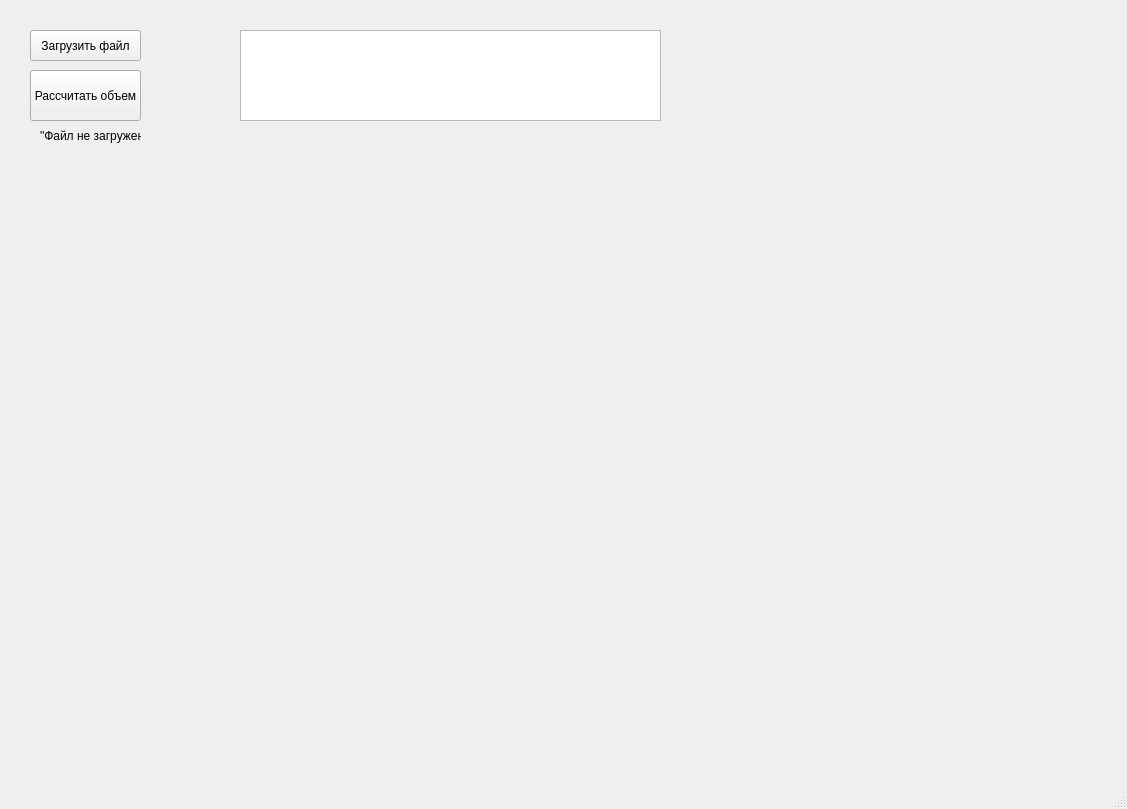
Before: the Qt Designer form molecule_volume_calculator.ui in VinaVolo/CaviDAC, drawn with Qt 5.
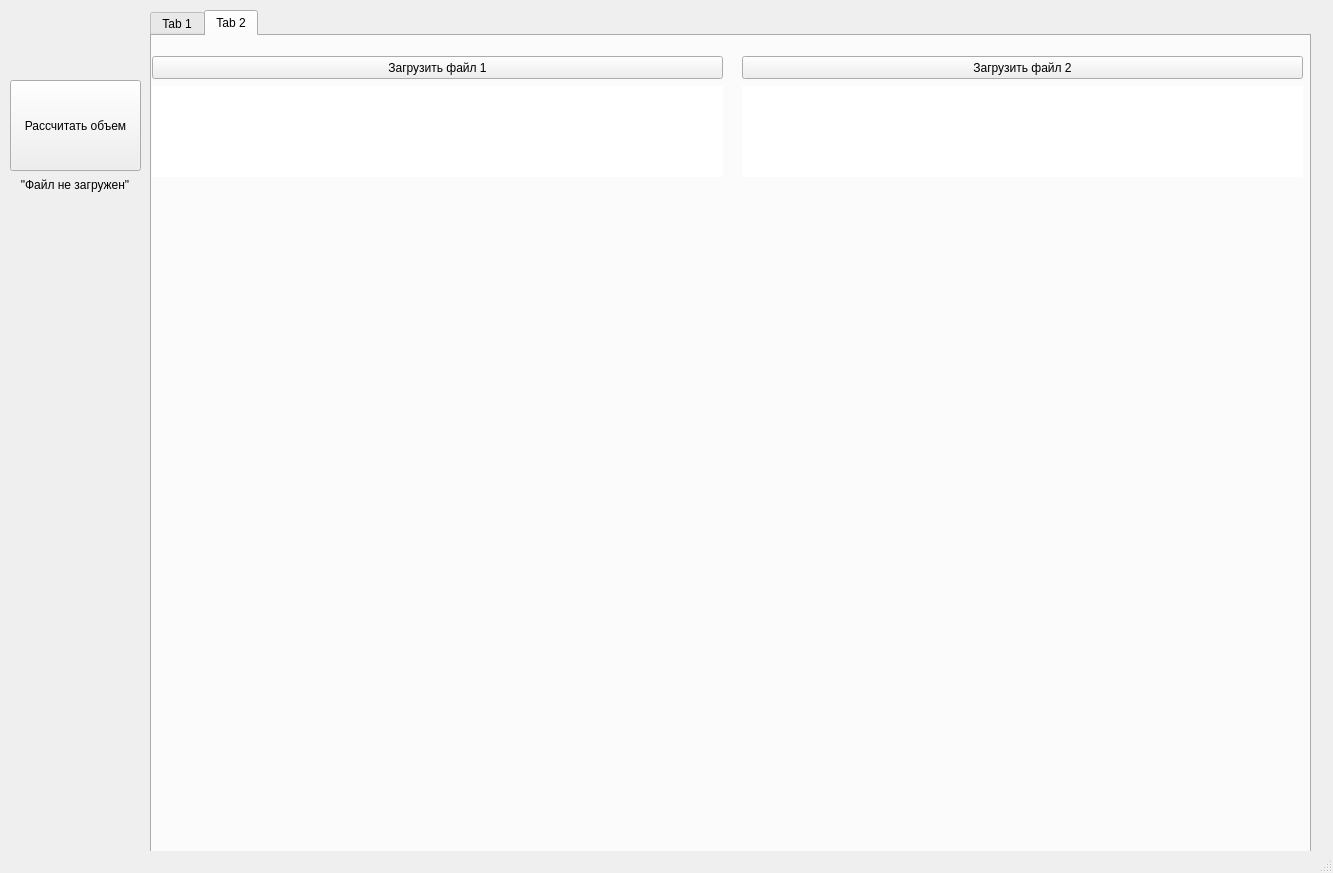
After: the same form once the commit is applied. The open tabs and pages were chosen to show the change.

What changed in the file:
```diff
--- a/molecule_volume_calculator.ui
+++ b/molecule_volume_calculator.ui
@@ -6,92 +6,408 @@
    <rect>
     <x>0</x>
     <y>0</y>
-    <width>1127</width>
-    <height>809</height>
+    <width>1333</width>
+    <height>873</height>
    </rect>
   </property>
   <property name="windowTitle">
    <string>MainWindow</string>
   </property>
   <widget class="QWidget" name="centralwidget">
-   <widget class="QPushButton" name="loadFileButton">
-    <property name="geometry">
-     <rect>
-      <x>30</x>
-      <y>30</y>
-      <width>111</width>
-      <height>31</height>
-     </rect>
-    </property>
-    <property name="text">
-     <string>Загрузить файл</string>
-    </property>
-   </widget>
-   <widget class="QPushButton" name="calculateButton">
-    <property name="geometry">
-     <rect>
-      <x>30</x>
-      <y>70</y>
-      <width>111</width>
-      <height>51</height>
-     </rect>
-    </property>
-    <property name="text">
-     <string>Рассчитать объем</string>
-    </property>
-   </widget>
    <widget class="QLabel" name="fileLabel">
     <property name="geometry">
      <rect>
-      <x>40</x>
-      <y>120</y>
-      <width>101</width>
+      <x>10</x>
+      <y>169</y>
+      <width>130</width>
       <height>31</height>
      </rect>
     </property>
     <property name="text">
      <string>&quot;Файл не загружен&quot;</string>
     </property>
-   </widget>
-   <widget class="QWidget" name="graphContainer" native="true">
-    <property name="geometry">
-     <rect>
-      <x>140</x>
-      <y>120</y>
-      <width>961</width>
-      <height>651</height>
-     </rect>
+    <property name="alignment">
+     <set>Qt::AlignCenter</set>
     </property>
-    <widget class="QWidget" name="gridLayoutWidget">
-     <property name="geometry">
-      <rect>
-       <x>10</x>
-       <y>10</y>
-       <width>941</width>
-       <height>631</height>
-      </rect>
-     </property>
-     <layout class="QGridLayout" name="gridLayout"/>
-    </widget>
    </widget>
-   <widget class="QTextEdit" name="resultTextEdit">
+   <widget class="QPushButton" name="calculateButton">
     <property name="geometry">
      <rect>
-      <x>240</x>
-      <y>30</y>
-      <width>421</width>
+      <x>10</x>
+      <y>80</y>
+      <width>131</width>
       <height>91</height>
      </rect>
     </property>
-    <property name="font">
-     <font>
-      <pointsize>10</pointsize>
-     </font>
+    <property name="styleSheet">
+     <string notr="true"/>
     </property>
-    <property name="readOnly">
-     <bool>true</bool>
+    <property name="text">
+     <string>Рассчитать объем</string>
     </property>
    </widget>
+   <widget class="QTabWidget" name="tabWidget">
+    <property name="geometry">
+     <rect>
+      <x>150</x>
+      <y>10</y>
+      <width>1161</width>
+      <height>851</height>
+     </rect>
+    </property>
+    <property name="currentIndex">
+     <number>0</number>
+    </property>
+    <widget class="QWidget" name="tab">
+     <attribute name="title">
+      <string>Tab 1</string>
+     </attribute>
+     <widget class="QWidget" name="widget_results_1" native="true">
+      <property name="geometry">
+       <rect>
+        <x>0</x>
+        <y>50</y>
+        <width>570</width>
+        <height>91</height>
+       </rect>
+      </property>
+      <property name="styleSheet">
+       <string notr="true">background-color: white;</string>
+      </property>
+      <widget class="QLabel" name="file_name_1">
+       <property name="geometry">
+        <rect>
+         <x>210</x>
+         <y>10</y>
+         <width>151</width>
+         <height>16</height>
+        </rect>
+       </property>
+       <property name="text">
+        <string/>
+       </property>
+       <property name="alignment">
+        <set>Qt::AlignCenter</set>
+       </property>
+      </widget>
+      <widget class="QLabel" name="volume_print_1">
+       <property name="geometry">
+        <rect>
+         <x>10</x>
+         <y>30</y>
+         <width>421</width>
+         <height>51</height>
+        </rect>
+       </property>
+       <property name="text">
+        <string/>
+       </property>
+      </widget>
+     </widget>
+     <widget class="QPushButton" name="loadFileButton_1">
+      <property name="geometry">
+       <rect>
+        <x>0</x>
+        <y>20</y>
+        <width>571</width>
+        <height>23</height>
+       </rect>
+      </property>
+      <property name="text">
+       <string>Загрузить файл</string>
+      </property>
+     </widget>
+     <widget class="QWidget" name="widget_fig_1" native="true">
+      <property name="geometry">
+       <rect>
+        <x>0</x>
+        <y>150</y>
+        <width>1141</width>
+        <height>671</height>
+       </rect>
+      </property>
+      <widget class="QLabel" name="fig_1_1">
+       <property name="geometry">
+        <rect>
+         <x>40</x>
+         <y>30</y>
+         <width>461</width>
+         <height>281</height>
+        </rect>
+       </property>
+       <property name="styleSheet">
+        <string notr="true"/>
+       </property>
+       <property name="text">
+        <string/>
+       </property>
+      </widget>
+      <widget class="QLabel" name="fig_1_2">
+       <property name="geometry">
+        <rect>
+         <x>620</x>
+         <y>30</y>
+         <width>461</width>
+         <height>281</height>
+        </rect>
+       </property>
+       <property name="styleSheet">
+        <string notr="true"/>
+       </property>
+       <property name="text">
+        <string/>
+       </property>
+      </widget>
+      <widget class="QLabel" name="fig_1_3">
+       <property name="geometry">
+        <rect>
+         <x>350</x>
+         <y>360</y>
+         <width>461</width>
+         <height>281</height>
+        </rect>
+       </property>
+       <property name="styleSheet">
+        <string notr="true"/>
+       </property>
+       <property name="text">
+        <string/>
+       </property>
+      </widget>
+     </widget>
+    </widget>
+    <widget class="QWidget" name="tab_2">
+     <attribute name="title">
+      <string>Tab 2</string>
+     </attribute>
+     <widget class="QPushButton" name="loadFileButton_2">
+      <property name="geometry">
+       <rect>
+        <x>0</x>
+        <y>20</y>
+        <width>571</width>
+        <height>23</height>
+       </rect>
+      </property>
+      <property name="text">
+       <string>Загрузить файл 1</string>
+      </property>
+     </widget>
+     <widget class="QWidget" name="widget_results_2" native="true">
+      <property name="geometry">
+       <rect>
+        <x>0</x>
+        <y>50</y>
+        <width>571</width>
+        <height>91</height>
+       </rect>
+      </property>
+      <property name="styleSheet">
+       <string notr="true">background-color: white;</string>
+      </property>
+      <widget class="QLabel" name="file_name_2">
+       <property name="geometry">
+        <rect>
+         <x>210</x>
+         <y>10</y>
+         <width>151</width>
+         <height>16</height>
+        </rect>
+       </property>
+       <property name="text">
+        <string/>
+       </property>
+       <property name="alignment">
+        <set>Qt::AlignCenter</set>
+       </property>
+      </widget>
+      <widget class="QLabel" name="volume_print_2">
+       <property name="geometry">
+        <rect>
+         <x>10</x>
+         <y>30</y>
+         <width>421</width>
+         <height>51</height>
+        </rect>
+       </property>
+       <property name="text">
+        <string/>
+       </property>
+      </widget>
+     </widget>
+     <widget class="QWidget" name="widget_fig_2" native="true">
+      <property name="geometry">
+       <rect>
+        <x>0</x>
+        <y>150</y>
+        <width>571</width>
+        <height>671</height>
+       </rect>
+      </property>
+      <widget class="QLabel" name="fig_2_1">
+       <property name="geometry">
+        <rect>
+         <x>100</x>
+         <y>0</y>
+         <width>371</width>
+         <height>211</height>
+        </rect>
+       </property>
+       <property name="styleSheet">
+        <string notr="true"/>
+       </property>
+       <property name="text">
+        <string/>
+       </property>
+      </widget>
+      <widget class="QLabel" name="fig_2_2">
+       <property name="geometry">
+        <rect>
+         <x>100</x>
+         <y>220</y>
+         <width>371</width>
+         <height>221</height>
+        </rect>
+       </property>
+       <property name="styleSheet">
+        <string notr="true"/>
+       </property>
+       <property name="text">
+        <string/>
+       </property>
+      </widget>
+      <widget class="QLabel" name="fig_2_3">
+       <property name="geometry">
+        <rect>
+         <x>100</x>
+         <y>450</y>
+         <width>371</width>
+         <height>211</height>
+        </rect>
+       </property>
+       <property name="styleSheet">
+        <string notr="true"/>
+       </property>
+       <property name="text">
+        <string/>
+       </property>
+      </widget>
+     </widget>
+     <widget class="QWidget" name="widget__results_3" native="true">
+      <property name="geometry">
+       <rect>
+        <x>590</x>
+        <y>50</y>
+        <width>561</width>
+        <height>91</height>
+       </rect>
+      </property>
+      <property name="styleSheet">
+       <string notr="true">background-color: white;</string>
+      </property>
+      <widget class="QLabel" name="volume_print_3">
+       <property name="geometry">
+        <rect>
+         <x>10</x>
+         <y>32</y>
+         <width>421</width>
+         <height>51</height>
+        </rect>
+       </property>
+       <property name="text">
+        <string/>
+       </property>
+      </widget>
+      <widget class="QLabel" name="file_name_3">
+       <property name="geometry">
+        <rect>
+         <x>200</x>
+         <y>10</y>
+         <width>151</width>
+         <height>16</height>
+        </rect>
+       </property>
+       <property name="text">
+        <string/>
+       </property>
+       <property name="alignment">
+        <set>Qt::AlignCenter</set>
+       </property>
+      </widget>
+     </widget>
+     <widget class="QPushButton" name="loadFileButton_3">
+      <property name="geometry">
+       <rect>
+        <x>590</x>
+        <y>20</y>
+        <width>561</width>
+        <height>23</height>
+       </rect>
+      </property>
+      <property name="text">
+       <string>Загрузить файл 2</string>
+      </property>
+     </widget>
+     <widget class="QWidget" name="widget_fig_3" native="true">
+      <property name="geometry">
+       <rect>
+        <x>590</x>
+        <y>150</y>
+        <width>561</width>
+        <height>671</height>
+       </rect>
+      </property>
+      <widget class="QLabel" name="fig_3_1">
+       <property name="geometry">
+        <rect>
+         <x>80</x>
+         <y>0</y>
+         <width>371</width>
+         <height>211</height>
+        </rect>
+       </property>
+       <property name="styleSheet">
+        <string notr="true"/>
+       </property>
+       <property name="text">
+        <string/>
+       </property>
+      </widget>
+      <widget class="QLabel" name="fig_3_2">
+       <property name="geometry">
+        <rect>
+         <x>80</x>
+         <y>220</y>
+         <width>371</width>
+         <height>221</height>
+        </rect>
+       </property>
+       <property name="styleSheet">
+        <string notr="true"/>
+       </property>
+       <property name="text">
+        <string/>
+       </property>
+      </widget>
+      <widget class="QLabel" name="fig_3_3">
+       <property name="geometry">
+        <rect>
+         <x>80</x>
+         <y>450</y>
+         <width>371</width>
+         <height>211</height>
+        </rect>
+       </property>
+       <property name="styleSheet">
+        <string notr="true"/>
+       </property>
+       <property name="text">
+        <string/>
+       </property>
+      </widget>
+     </widget>
+    </widget>
+   </widget>
   </widget>
   <widget class="QStatusBar" name="statusbar"/>
  </widget>
```
